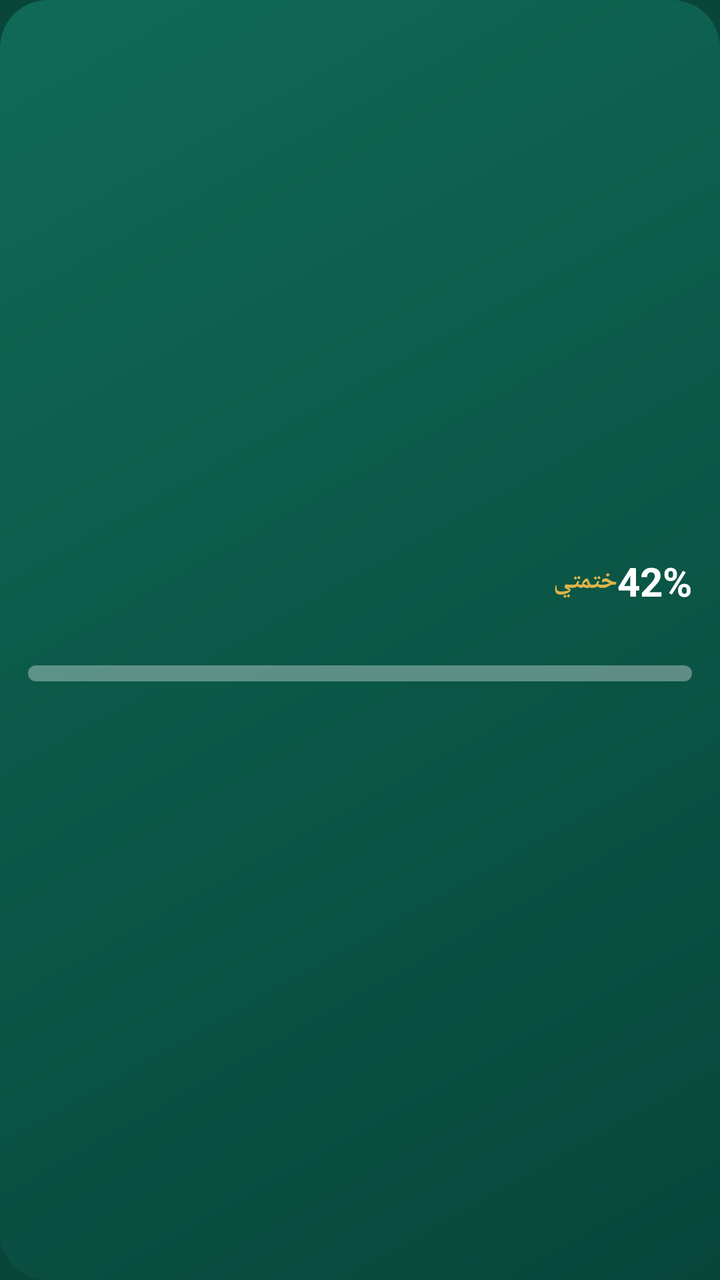
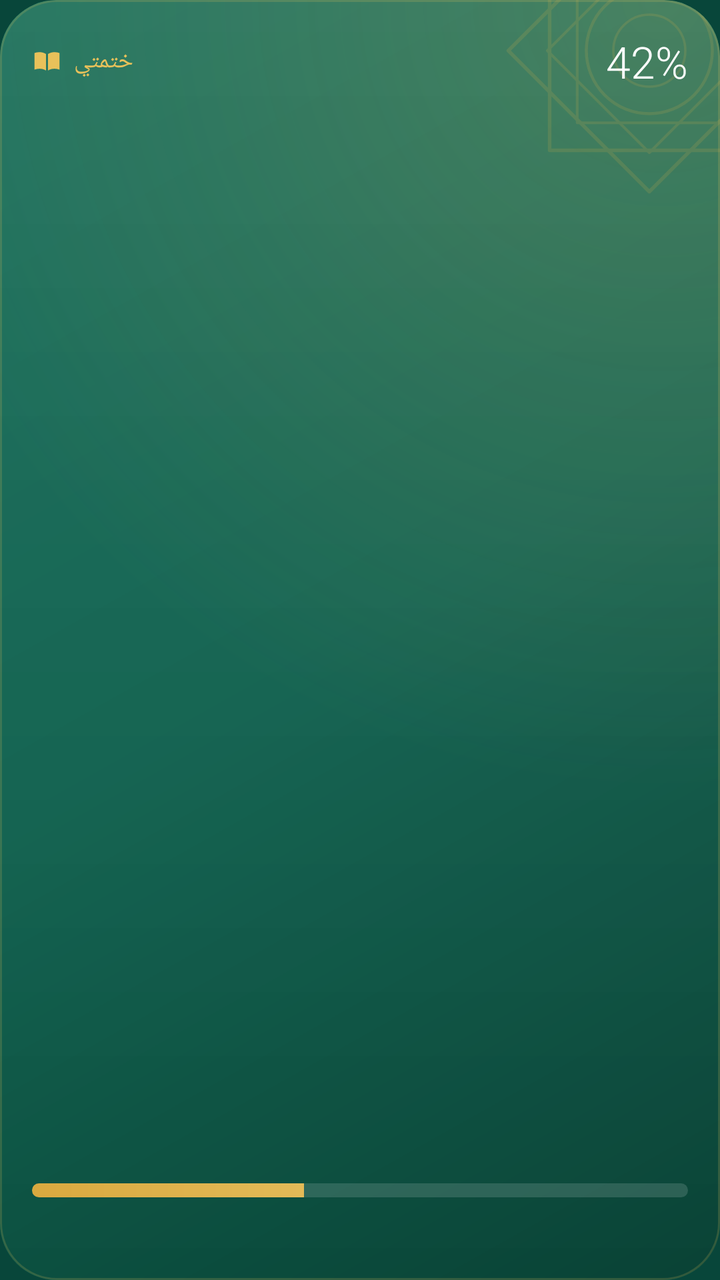

The first picture is an Android layout as it rendered before a commit; the second is the same layout after the commit. The layout source and the unified diff follow.
<!-- AndroidManifest.xml: application theme Theme.Mizan -->
<!-- res/layout/widget_khatma.xml -->
<?xml version="1.0" encoding="utf-8"?>
<LinearLayout xmlns:android="http://schemas.android.com/apk/res/android"
    android:id="@+id/root" android:layout_width="match_parent" android:layout_height="match_parent"
    android:background="@drawable/widget_bg" android:orientation="vertical" android:gravity="center_vertical" android:padding="14dp">
    <LinearLayout android:layout_width="match_parent" android:layout_height="wrap_content" android:orientation="horizontal"
        android:gravity="center_vertical">
        <TextView android:id="@+id/title" android:text="@string/widget_khatma" android:layout_width="0dp" android:layout_weight="1" android:layout_height="wrap_content"
            android:textColor="#E0B54A" android:textSize="13sp" android:textStyle="bold" android:maxLines="1" />
        <TextView android:id="@+id/percent" android:text="42%" android:layout_width="wrap_content" android:layout_height="wrap_content"
            android:textColor="#FFFFFF" android:textSize="20sp" android:textStyle="bold" />
    </LinearLayout>
    <TextView android:id="@+id/surah" android:layout_width="match_parent" android:layout_height="wrap_content"
        android:textColor="#FFFFFF" android:textSize="17sp" android:textStyle="bold" android:maxLines="1" android:ellipsize="end" />
    <ProgressBar android:id="@+id/progress" style="@android:style/Widget.ProgressBar.Horizontal"
        android:layout_width="match_parent" android:layout_height="8dp" android:layout_marginVertical="6dp"
        android:max="604" android:progressTint="#E0B54A" android:progressBackgroundTint="#55FFFFFF" />
    <TextView android:id="@+id/today" android:layout_width="match_parent" android:layout_height="wrap_content"
        android:textColor="#CCFFFFFF" android:textSize="12sp" android:maxLines="1" />
</LinearLayout>
<!-- resources referenced by this layout -->
<resources>
  <!-- drawable widget_bg (drawable) -->
  <?xml version="1.0" encoding="utf-8"?>
  <shape xmlns:android="http://schemas.android.com/apk/res/android" android:shape="rectangle">
      <gradient android:angle="315" android:startColor="#0F6A55" android:endColor="#08463A" />
      <corners android:radius="24dp" />
  </shape>
  <!-- unchanged entries left out for length: 3 -->
</resources>

<!-- the commit's change to res/layout/widget_khatma.xml (unified diff, before → after) -->
@@ -1,19 +1,38 @@
 <?xml version="1.0" encoding="utf-8"?>
-<LinearLayout xmlns:android="http://schemas.android.com/apk/res/android"
+<FrameLayout xmlns:android="http://schemas.android.com/apk/res/android"
     android:id="@+id/root" android:layout_width="match_parent" android:layout_height="match_parent"
-    android:background="@drawable/widget_bg" android:orientation="vertical" android:gravity="center_vertical" android:padding="14dp">
-    <LinearLayout android:layout_width="match_parent" android:layout_height="wrap_content" android:orientation="horizontal"
-        android:gravity="center_vertical">
-        <TextView android:id="@+id/title" android:text="@string/widget_khatma" android:layout_width="0dp" android:layout_weight="1" android:layout_height="wrap_content"
-            android:textColor="#E0B54A" android:textSize="13sp" android:textStyle="bold" android:maxLines="1" />
-        <TextView android:id="@+id/percent" android:text="42%" android:layout_width="wrap_content" android:layout_height="wrap_content"
-            android:textColor="#FFFFFF" android:textSize="20sp" android:textStyle="bold" />
+    android:background="@drawable/widget_surface" android:clipToOutline="true">
+    
+    <ImageView android:id="@+id/bg" android:layout_width="match_parent" android:layout_height="match_parent"
+        android:src="@drawable/widget_surface" android:scaleType="fitXY" android:importantForAccessibility="no" />
+    <ImageView android:layout_width="match_parent" android:layout_height="match_parent"
+        android:src="@drawable/widget_shade" android:scaleType="fitXY" android:importantForAccessibility="no" />
+    <ImageView android:layout_width="match_parent" android:layout_height="match_parent"
+        android:src="@drawable/widget_sheen" android:scaleType="fitXY" android:importantForAccessibility="no" />
+    <ImageView android:layout_width="150dp" android:layout_height="150dp" android:layout_gravity="top|end"
+        android:layout_marginTop="-50dp" android:layout_marginEnd="-40dp" android:alpha="0.16"
+        android:src="@drawable/widget_ornament" android:importantForAccessibility="no" />
+    <LinearLayout android:layout_width="match_parent" android:layout_height="match_parent"
+        android:orientation="vertical" android:padding="@dimen/w_pad">
+        <LinearLayout android:layout_width="match_parent" android:layout_height="wrap_content"
+            android:orientation="horizontal" android:gravity="center_vertical">
+            <ImageView android:id="@+id/icon" android:layout_width="15dp" android:layout_height="15dp" android:layout_marginEnd="6dp"
+                android:src="@drawable/ic_w_book" android:tint="@color/w_gold" android:importantForAccessibility="no" />
+            <TextView android:id="@+id/title" android:layout_width="0dp" android:layout_height="wrap_content" android:layout_weight="1"
+                android:text="@string/widget_khatma" android:textColor="@color/w_gold" android:textSize="12sp" android:fontFamily="sans-serif-medium"
+                android:letterSpacing="0.02" android:maxLines="1" android:ellipsize="end" android:textAlignment="viewStart" />
+            <TextView android:id="@+id/percent" android:text="42%" android:layout_width="wrap_content" android:layout_height="wrap_content"
+                android:textColor="@color/w_text" android:textSize="22sp" android:fontFamily="sans-serif-light" android:fontFeatureSettings="tnum" />
+        </LinearLayout>
+
+        <FrameLayout android:layout_width="match_parent" android:layout_height="0dp" android:layout_weight="1" />
+        <TextView android:id="@+id/surah" android:layout_width="match_parent" android:layout_height="wrap_content"
+            android:textColor="@color/w_text" android:textSize="16sp" android:textStyle="bold" android:maxLines="1" android:ellipsize="end"
+            android:textAlignment="viewStart" />
+        <ProgressBar android:id="@+id/progress" style="@android:style/Widget.ProgressBar.Horizontal"
+            android:layout_width="match_parent" android:layout_height="7dp" android:layout_marginVertical="9dp"
+            android:max="604" android:progress="250" android:progressDrawable="@drawable/widget_progress" />
+        <TextView android:id="@+id/today" android:layout_width="match_parent" android:layout_height="wrap_content"
+            android:textColor="@color/w_text2" android:textSize="12sp" android:maxLines="1" android:ellipsize="end" android:textAlignment="viewStart" />
     </LinearLayout>
-    <TextView android:id="@+id/surah" android:layout_width="match_parent" android:layout_height="wrap_content"
-        android:textColor="#FFFFFF" android:textSize="17sp" android:textStyle="bold" android:maxLines="1" android:ellipsize="end" />
-    <ProgressBar android:id="@+id/progress" style="@android:style/Widget.ProgressBar.Horizontal"
-        android:layout_width="match_parent" android:layout_height="8dp" android:layout_marginVertical="6dp"
-        android:max="604" android:progressTint="#E0B54A" android:progressBackgroundTint="#55FFFFFF" />
-    <TextView android:id="@+id/today" android:layout_width="match_parent" android:layout_height="wrap_content"
-        android:textColor="#CCFFFFFF" android:textSize="12sp" android:maxLines="1" />
-</LinearLayout>
+</FrameLayout>
<!-- resource entries referenced after the edit -->
@@ -1,11 +1,83 @@
 <!-- resources referenced by this layout -->
 <resources>
-  <!-- drawable widget_bg (drawable) -->
+  <color name="w_gold">#E8C15A</color>
+  <color name="w_text">#FFFFFF</color>
+  <color name="w_text2">#C7FFFFFF</color>
+  <dimen name="w_pad">16dp</dimen>
+  <!-- drawable ic_w_book (drawable) -->
+  <?xml version="1.0" encoding="utf-8"?>
+  <vector xmlns:android="http://schemas.android.com/apk/res/android"
+      android:width="24dp" android:height="24dp"
+      android:viewportWidth="24" android:viewportHeight="24">
+      <path android:fillColor="#FFFFFFFF" android:pathData="M2,5.6 C5,4.5 8.6,4.7 11.2,6.4 L11.2,19.6 C8.6,17.9 5,17.8 2,18.9 Z M22,5.6 C19,4.5 15.4,4.7 12.8,6.4 L12.8,19.6 C15.4,17.9 19,17.8 22,18.9 Z" />
+  </vector>
+  <!-- drawable widget_ornament (drawable) -->
+  <?xml version="1.0" encoding="utf-8"?>
+  <vector xmlns:android="http://schemas.android.com/apk/res/android"
+      android:width="160dp" android:height="160dp"
+      android:viewportWidth="100" android:viewportHeight="100">
+      <path android:strokeColor="#FFE0B54A" android:strokeWidth="1.2" android:strokeLineJoin="round" android:pathData="M16.77,16.77 L83.23,16.77 L83.23,83.23 L16.77,83.23 Z" />
+      <path android:strokeColor="#FFE0B54A" android:strokeWidth="1.2" android:strokeLineJoin="round" android:pathData="M50,3 L97,50 L50,97 L3,50 Z" />
+      <path android:strokeColor="#FFE0B54A" android:strokeWidth="0.9" android:strokeLineJoin="round" android:pathData="M25.96,25.96 L74.04,25.96 L74.04,74.04 L25.96,74.04 Z" />
+      <path android:strokeColor="#FFE0B54A" android:strokeWidth="0.9" android:strokeLineJoin="round" android:pathData="M50,16 L84,50 L50,84 L16,50 Z" />
+      <path android:strokeColor="#FFE0B54A" android:strokeWidth="1.0" android:strokeLineJoin="round" android:pathData="M29,50 a21,21 0 1,0 42,0 a21,21 0 1,0 -42,0" />
+      <path android:strokeColor="#FFE0B54A" android:strokeWidth="0.8" android:strokeLineJoin="round" android:pathData="M38,50 a12,12 0 1,0 24,0 a12,12 0 1,0 -24,0" />
+  </vector>
+  <!-- drawable widget_progress (drawable) -->
+  <?xml version="1.0" encoding="utf-8"?>
+  <layer-list xmlns:android="http://schemas.android.com/apk/res/android">
+      <item android:id="@android:id/background">
+          <shape android:shape="rectangle">
+              <solid android:color="#24FFFFFF" />
+              <corners android:radius="4dp" />
+          </shape>
+      </item>
+      <item android:id="@android:id/progress">
+          <clip>
+              <shape android:shape="rectangle">
+                  <gradient android:angle="0" android:startColor="#D9A93F" android:endColor="#F2D27A" />
+                  <corners android:radius="4dp" />
+              </shape>
+          </clip>
+      </item>
+  </layer-list>
+  <!-- drawable widget_shade (drawable) -->
   <?xml version="1.0" encoding="utf-8"?>
   <shape xmlns:android="http://schemas.android.com/apk/res/android" android:shape="rectangle">
-      <gradient android:angle="315" android:startColor="#0F6A55" android:endColor="#08463A" />
-      <corners android:radius="24dp" />
+      <gradient android:angle="315" android:startColor="#00000000" android:centerColor="#1A000000" android:endColor="#61000000" />
+      <corners android:radius="@dimen/w_radius" />
   </shape>
+  <!-- drawable widget_sheen (drawable) -->
+  <?xml version="1.0" encoding="utf-8"?>
+  <layer-list xmlns:android="http://schemas.android.com/apk/res/android">
+      <item>
+          <shape android:shape="rectangle">
+              <gradient android:type="radial" android:centerX="0.92" android:centerY="0.0" android:gradientRadius="110%"
+                  android:startColor="#30E8C15A" android:endColor="#00E8C15A" />
+              <corners android:radius="@dimen/w_radius" />
+          </shape>
+      </item>
+      <item>
+          <shape android:shape="rectangle">
+              <gradient android:angle="270" android:startColor="#14FFFFFF" android:endColor="#00FFFFFF" />
+              <corners android:radius="@dimen/w_radius" />
+          </shape>
+      </item>
+      <item>
+          <shape android:shape="rectangle">
+              <stroke android:width="1dp" android:color="#2EE8C15A" />
+              <corners android:radius="@dimen/w_radius" />
+          </shape>
+      </item>
+  </layer-list>
+  <!-- drawable widget_surface (drawable) -->
+  <?xml version="1.0" encoding="utf-8"?>
+  <shape xmlns:android="http://schemas.android.com/apk/res/android" android:shape="rectangle">
+      <solid android:color="@color/w_base" />
+      <corners android:radius="@dimen/w_radius" />
+  </shape>
+  <dimen name="w_radius">24dp</dimen>
+  <color name="w_base">#0F6A55</color>
   <!-- unchanged entries left out for length: 3 -->
 </resources>
 
